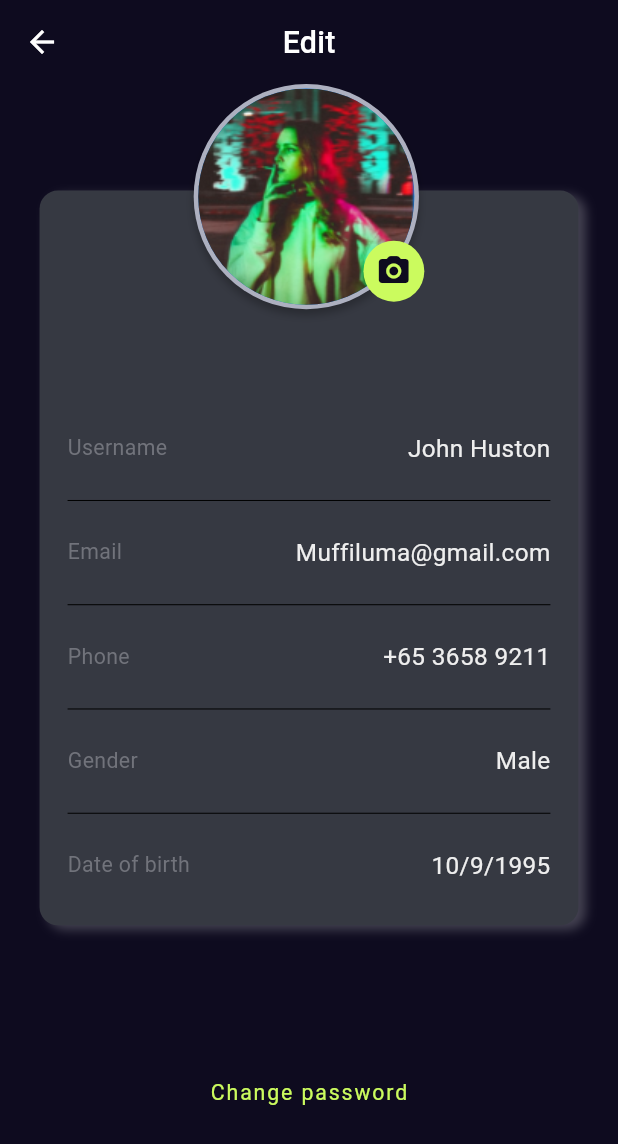
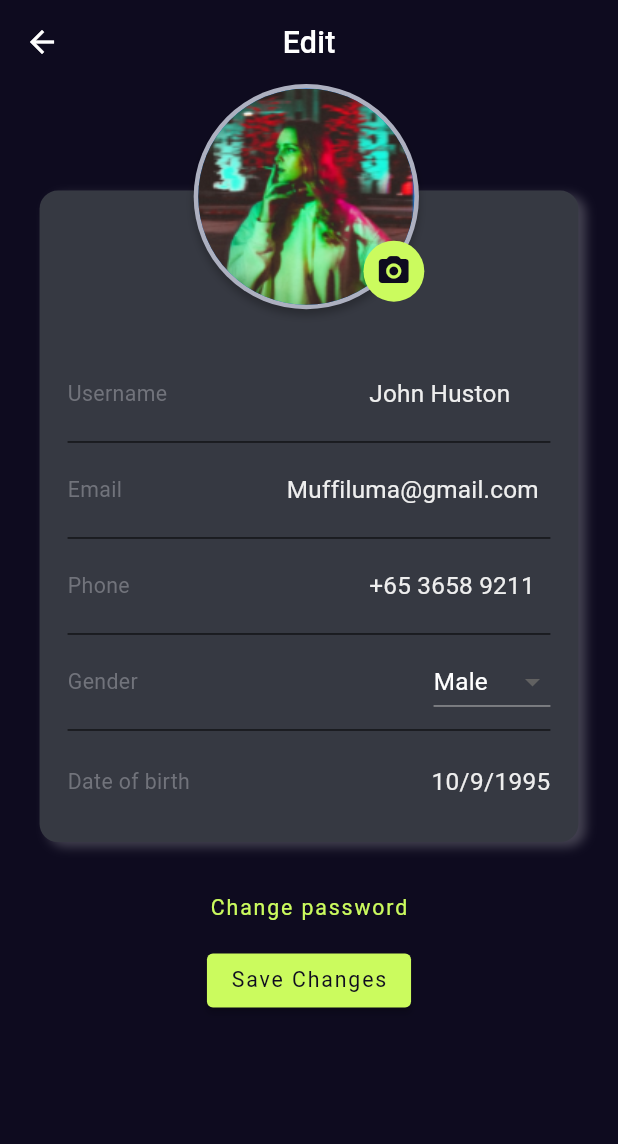
Before and after one commit to samarthasthan/MIC-Music-APP, a Flutter app: the Edit screen opened by its route, on a phone screen of 412 x 824 dp. Shown: the top 1144 px of the screen. Run offline on Flutter 3.47's test engine with Material 2 defaults, Android fonts, the phone set to English and light mode, and no system bars; our stand-ins replace flutter_screenutil, google_fonts, image_picker, mvc_pattern.

Commit message:
Edit Screen 1
Coded the date picker of DOB in Edit Screen

```diff
--- a/lib/views/Edit.dart
+++ b/lib/views/Edit.dart
@@ -1,5 +1,6 @@
 import 'package:flutter/material.dart';
 import 'package:flutter_screenutil/flutter_screenutil.dart';
+import 'package:google_fonts/google_fonts.dart';
 import 'package:micmusic/constants.dart';
 import 'package:micmusic/controls/EditController.dart';
 import 'dart:io';
@@ -32,17 +33,45 @@ class Body extends StatelessWidget {
         height: double.infinity,
         width: double.infinity,
         color: Color(0xFF0E0B1F),
-        padding: EdgeInsets.only(bottom: 70.h),
+        padding: EdgeInsets.only(bottom: 10.h),
+        child: SingleChildScrollView(
+          scrollDirection: Axis.vertical,
           child: Column(
               mainAxisAlignment: MainAxisAlignment.spaceBetween,
               children: [
                 TopPart(),
+                SizedBox(
+                  height: 20.h,
+                ),
+                Column(
+                  children: [
                     TextButton(
                         onPressed: () {
                           print("Handle Change Password");
                         },
-              child: Text("Change password",style: textTheme.headlineSmall,))
+                        child: Text(
+                          "Change password",
+                          style: textTheme.headlineSmall,
+                        )),
+                    ElevatedButton(
+                        style: ElevatedButton.styleFrom(
+                            backgroundColor: Color(0xFFCBFB5E)),
+                        onPressed: () {
+                          //Handle Save Changes
+                          print("Save Changes");
+                        },
+                        child: Text(
+                          "Save Changes",
+                          style: GoogleFonts.roboto(
+                            fontSize: 14.sp,
+                            color: Color(0xFF0E0B1F),
+                            fontWeight: FontWeight.normal,
+                          ),
+                        )),
+                  ],
+                )
               ]),
+        ),
       ),
     );
   }
@@ -83,13 +112,11 @@ class _ProfilePicState extends State<ProfilePic> {
 
   Future<void> _getImage() async {
     //Changing Image
-    print(_image.path);
     final picker = ImagePicker();
     final pickedFile = await picker.pickImage(source: ImageSource.gallery);
 
     setState(() {
       if (pickedFile != null) {
-        print(pickedFile.path);
         _image = File(pickedFile.path);
       }
     });
@@ -100,7 +127,6 @@ class _ProfilePicState extends State<ProfilePic> {
     return Stack(children: [
       Container(
         decoration: BoxDecoration(
-
           boxShadow: [
             BoxShadow(
               color: Color(0xFF000000).withOpacity(0.25),
@@ -123,7 +149,6 @@ class _ProfilePicState extends State<ProfilePic> {
       ),
       Container(
         padding: EdgeInsets.fromLTRB(103.w, 103.h, 0, 0),
-
         child: CircleAvatar(
           radius: 20.r,
           backgroundColor: Color(0xFFCBFB5E),
@@ -147,13 +172,27 @@ class Display extends StatefulWidget {
 class _DisplayState extends State<Display> {
   final EditController _editController = EditController();
   final TextEditingController _textEditingController = TextEditingController();
+  final TextEditingController _emailController = TextEditingController();
+  final TextEditingController _phoneNumberController = TextEditingController();
   late String _name;
+  late String _email;
+  late String _phonenumber;
+  late String _gender;
+  late DateTime _dob;
+
+  var genderList = ["Male", "Female"];
 
   @override
   void initState() {
     super.initState();
     _textEditingController.text = _editController.name;
+    _emailController.text = _editController.email;
+    _phoneNumberController.text = _editController.phonenumber;
     _name = _editController.name;
+    _email = _editController.email;
+    _phonenumber = _editController.phonenumber;
+    _gender = _editController.gender;
+    _dob = _editController.dob;
   }
 
   @override
@@ -166,6 +205,21 @@ class _DisplayState extends State<Display> {
     setState(() {
       _textEditingController.text = _name;
     });
+  }
+
+  Future<void> _selectDate(BuildContext context) async {
+    final DateTime? picked = await showDatePicker(
+      context: context,
+      initialDate: _dob,
+      firstDate: DateTime(1900),
+      lastDate: DateTime(2100),
+    );
+
+    if (picked != null && picked != _dob) {
+      setState(() {
+        _dob = picked;
+      });
+    }
   }
 
   @override
@@ -183,10 +237,10 @@ class _DisplayState extends State<Display> {
           ]),
       child: Column(children: [
         SizedBox(
-          height: 143.h,
+          height: 110.h,
         ),
         Container(
-          padding: EdgeInsets.fromLTRB(17.w, 17.h, 17.w, 17.h),
+          padding: EdgeInsets.fromLTRB(17.w, 0.h, 17.w, 0.h),
           child: Row(
             mainAxisAlignment: MainAxisAlignment.spaceBetween,
             children: [
@@ -194,10 +248,25 @@ class _DisplayState extends State<Display> {
                 "Username",
                 style: textTheme.bodySmall,
               ),
-              Text(
-                _editController.name,
+              SizedBox(
+                width: 110.w,
+                child: GestureDetector(
+                  onTap: _onTextTap,
+                  child: TextField(
                     style: textTheme.bodyLarge,
-              )
+                    controller: _textEditingController,
+                    autofocus: false,
+                    decoration: InputDecoration(
+                      border: InputBorder.none,
+                    ),
+                    onChanged: (value) {
+                      setState(() {
+                        _name = value;
+                      });
+                    },
+                  ),
+                ),
+              ),
             ],
           ),
         ),
@@ -208,7 +277,7 @@ class _DisplayState extends State<Display> {
           ),
         ),
         Container(
-          padding: EdgeInsets.fromLTRB(17.w, 17.h, 17.w, 17.h),
+          padding: EdgeInsets.fromLTRB(17.w, 0.h, 17.w, 0.h),
           child: Row(
             mainAxisAlignment: MainAxisAlignment.spaceBetween,
             children: [
@@ -216,10 +285,25 @@ class _DisplayState extends State<Display> {
                 "Email",
                 style: textTheme.bodySmall,
               ),
-              Text(
-                _editController.email,
+              SizedBox(
+                width: 160.w,
+                child: GestureDetector(
+                  onTap: _onTextTap,
+                  child: TextField(
                     style: textTheme.bodyLarge,
-              )
+                    controller: _emailController,
+                    autofocus: false,
+                    decoration: InputDecoration(
+                      border: InputBorder.none,
+                    ),
+                    onChanged: (value) {
+                      setState(() {
+                        _email = value;
+                      });
+                    },
+                  ),
+                ),
+              ),
             ],
           ),
         ),
@@ -230,7 +314,7 @@ class _DisplayState extends State<Display> {
           ),
         ),
         Container(
-          padding: EdgeInsets.fromLTRB(17.w, 17.h, 17.w, 17.h),
+          padding: EdgeInsets.fromLTRB(17.w, 0.h, 17.w, 0.h),
           child: Row(
             mainAxisAlignment: MainAxisAlignment.spaceBetween,
             children: [
@@ -238,10 +322,25 @@ class _DisplayState extends State<Display> {
                 "Phone",
                 style: textTheme.bodySmall,
               ),
-              Text(
-                _editController.phonenumber,
+              SizedBox(
+                width: 110.w,
+                child: GestureDetector(
+                  onTap: _onTextTap,
+                  child: TextField(
                     style: textTheme.bodyLarge,
-              )
+                    controller: _phoneNumberController,
+                    autofocus: false,
+                    decoration: InputDecoration(
+                      border: InputBorder.none,
+                    ),
+                    onChanged: (value) {
+                      setState(() {
+                        _phonenumber = value;
+                      });
+                    },
+                  ),
+                ),
+              ),
             ],
           ),
         ),
@@ -252,7 +351,7 @@ class _DisplayState extends State<Display> {
           ),
         ),
         Container(
-          padding: EdgeInsets.fromLTRB(17.w, 17.h, 17.w, 17.h),
+          padding: EdgeInsets.fromLTRB(17.w, 0.h, 17.w, 0.h),
           child: Row(
             mainAxisAlignment: MainAxisAlignment.spaceBetween,
             children: [
@@ -260,10 +359,24 @@ class _DisplayState extends State<Display> {
                 "Gender",
                 style: textTheme.bodySmall,
               ),
-              Text(
-                _editController.gender,
-                style: textTheme.bodyLarge,
-              )
+              DropdownButton(
+                  value: _gender,
+                  dropdownColor: Color(0xFF0E0B1F),
+                  items: genderList.map((String items) {
+                    return DropdownMenuItem(
+                      value: items,
+                      child: Text(items),
+                    );
+                  }).toList(),
+                  onChanged: (String? newValue) {
+                    setState(() {
+                      _gender = newValue!;
+                    });
+                  })
+              // Text(
+              //   _editController.gender,
+              //   style: textTheme.bodyLarge,
+              // )
             ],
           ),
         ),
@@ -282,9 +395,12 @@ class _DisplayState extends State<Display> {
                 "Date of birth",
                 style: textTheme.bodySmall,
               ),
-              Text(
-                "${_editController.dob.day}/${_editController.dob.month}/${_editController.dob.year}",
+              GestureDetector(
+                onTap: () => _selectDate(context),
+                child: Text(
+                  "${_dob.day}/${_dob.month}/${_dob.year}",
                   style: textTheme.bodyLarge,
+                ),
               )
             ],
           ),
@@ -293,23 +409,3 @@ class _DisplayState extends State<Display> {
     );
   }
 }
-
-// SizedBox(
-//                 width: 110.w,
-//                 child: GestureDetector(
-//                   onTap: _onTextTap,
-//                   child: TextField(
-//                     style: textTheme.bodyLarge,
-//                     controller: _textEditingController,
-//                     autofocus: false,
-//                     decoration: InputDecoration(
-//                       border: InputBorder.none,
-//                     ),
-//                     onChanged: (value) {
-//                       setState(() {
-//                         _name = value;
-//                       });
-//                     },
-//                   ),
-//                 ),
-//               ),
```
Lines whose indentation alone changed are shown as unchanged.
